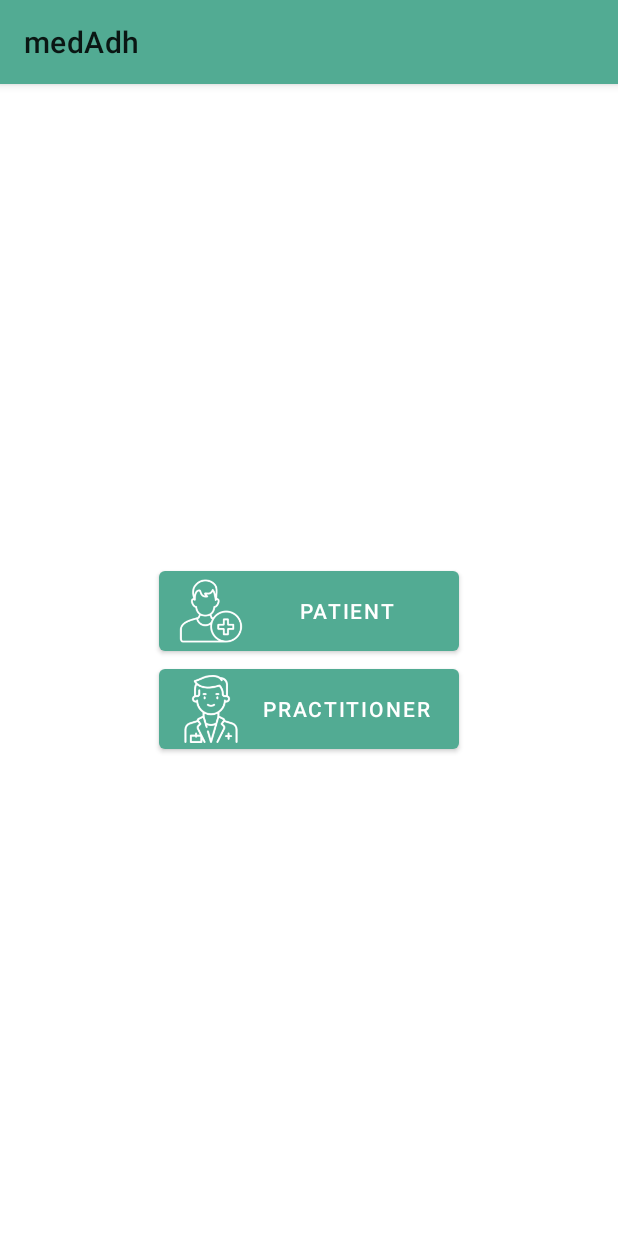
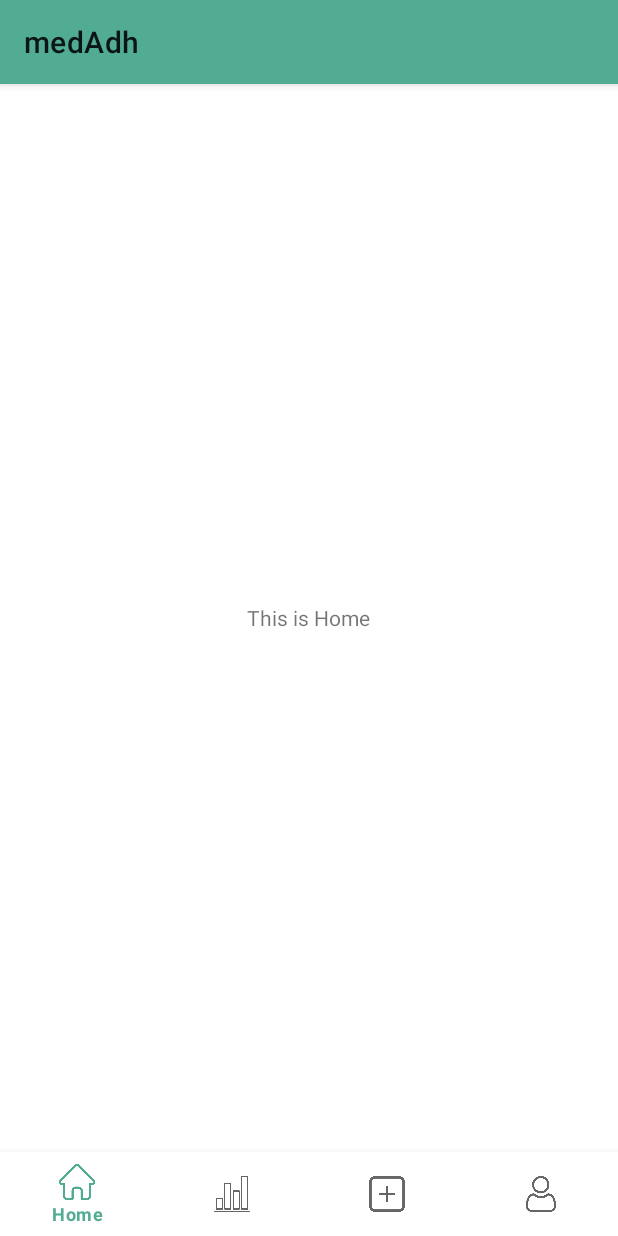
Before and after one commit to turtletear/medadh-kotlin, an Android app: the screen it shows after launch (MainActivity before the commit, PatientDashboardActivity after it), on a phone screen of 412 x 824 dp. Run offline under Robolectric (Android 15) with nearby library versions, the phone set to English and light mode, and no system bars.

Commit message:
add patient dashboard

```diff
--- a/app/build.gradle
+++ b/app/build.gradle
@@ -2,6 +2,7 @@ plugins {
     id 'com.android.application'
     id 'kotlin-android'
     id 'kotlin-kapt'
+    id 'kotlin-android-extensions'
 }
 
 android {
@@ -34,6 +35,7 @@ android {
 }
 
 dependencies {
+    implementation 'androidx.legacy:legacy-support-v4:1.0.0'
     def lifecycle_version = "2.3.1"
     implementation "org.jetbrains.kotlin:kotlin-stdlib:$kotlin_version"
     implementation 'androidx.core:core-ktx:1.3.2'
--- /dev/null
+++ b/app/src/main/java/com/gagapps/medadh/PatientDashboardActivity.kt
@@ -0,0 +1,45 @@
+package com.gagapps.medadh
+
+import androidx.appcompat.app.AppCompatActivity
+import android.os.Bundle
+import androidx.fragment.app.Fragment
+import com.gagapps.medadh.fragments.AddReminderFragment
+import com.gagapps.medadh.fragments.AdherenceFragment
+import com.gagapps.medadh.fragments.HomeFragment
+import com.gagapps.medadh.fragments.ProfileFragment
+import kotlinx.android.synthetic.main.activity_patient_dashboard.*
+
+class PatientDashboardActivity : AppCompatActivity() {
+    override fun onCreate(savedInstanceState: Bundle?) {
+        super.onCreate(savedInstanceState)
+        setContentView(R.layout.activity_patient_dashboard)
+
+
+
+        val homeFrag = HomeFragment()
+        val adhFrag = AdherenceFragment()
+        val reminderFrag = AddReminderFragment()
+        val profFrag = ProfileFragment()
+
+        makeCurrentFragment(homeFrag)
+
+        bottom_navigation.setOnNavigationItemSelectedListener{
+            when (it.itemId){
+                R.id.it_home -> makeCurrentFragment(homeFrag)
+                R.id.it_adherence -> makeCurrentFragment(adhFrag)
+                R.id.it_reminder -> makeCurrentFragment(reminderFrag)
+                R.id.it_profile -> makeCurrentFragment(profFrag)
+            }
+            true
+        }
+
+
+    }
+
+    private fun makeCurrentFragment(fragment: Fragment){
+        supportFragmentManager.beginTransaction().apply {
+            replace(R.id.wrapper, fragment)
+            commit()
+        }
+    }
+}
--- /dev/null
+++ b/app/src/main/java/com/gagapps/medadh/fragments/AddReminderFragment.kt
@@ -0,0 +1,60 @@
+package com.gagapps.medadh.fragments
+
+import android.os.Bundle
+import androidx.fragment.app.Fragment
+import android.view.LayoutInflater
+import android.view.View
+import android.view.ViewGroup
+import com.gagapps.medadh.R
+
+// TODO: Rename parameter arguments, choose names that match
+// the fragment initialization parameters, e.g. ARG_ITEM_NUMBER
+private const val ARG_PARAM1 = "param1"
+private const val ARG_PARAM2 = "param2"
+
+/**
+ * A simple [Fragment] subclass.
+ * Use the [AddReminderFragment.newInstance] factory method to
+ * create an instance of this fragment.
+ */
+class AddReminderFragment : Fragment() {
+    // TODO: Rename and change types of parameters
+    private var param1: String? = null
+    private var param2: String? = null
+
+    override fun onCreate(savedInstanceState: Bundle?) {
+        super.onCreate(savedInstanceState)
+        arguments?.let {
+            param1 = it.getString(ARG_PARAM1)
+            param2 = it.getString(ARG_PARAM2)
+        }
+    }
+
+    override fun onCreateView(
+        inflater: LayoutInflater, container: ViewGroup?,
+        savedInstanceState: Bundle?
+    ): View? {
+        // Inflate the layout for this fragment
+        return inflater.inflate(R.layout.fragment_add_reminder, container, false)
+    }
+
+    companion object {
+        /**
+         * Use this factory method to create a new instance of
+         * this fragment using the provided parameters.
+         *
+         * @param param1 Parameter 1.
+         * @param param2 Parameter 2.
+         * @return A new instance of fragment AddReminderFragment.
+         */
+        // TODO: Rename and change types and number of parameters
+        @JvmStatic
+        fun newInstance(param1: String, param2: String) =
+            AddReminderFragment().apply {
+                arguments = Bundle().apply {
+                    putString(ARG_PARAM1, param1)
+                    putString(ARG_PARAM2, param2)
+                }
+            }
+    }
+}
--- /dev/null
+++ b/app/src/main/java/com/gagapps/medadh/fragments/AdherenceFragment.kt
@@ -0,0 +1,60 @@
+package com.gagapps.medadh.fragments
+
+import android.os.Bundle
+import androidx.fragment.app.Fragment
+import android.view.LayoutInflater
+import android.view.View
+import android.view.ViewGroup
+import com.gagapps.medadh.R
+
+// TODO: Rename parameter arguments, choose names that match
+// the fragment initialization parameters, e.g. ARG_ITEM_NUMBER
+private const val ARG_PARAM1 = "param1"
+private const val ARG_PARAM2 = "param2"
+
+/**
+ * A simple [Fragment] subclass.
+ * Use the [AdherenceFragment.newInstance] factory method to
+ * create an instance of this fragment.
+ */
+class AdherenceFragment : Fragment() {
+    // TODO: Rename and change types of parameters
+    private var param1: String? = null
+    private var param2: String? = null
+
+    override fun onCreate(savedInstanceState: Bundle?) {
+        super.onCreate(savedInstanceState)
+        arguments?.let {
+            param1 = it.getString(ARG_PARAM1)
+            param2 = it.getString(ARG_PARAM2)
+        }
+    }
+
+    override fun onCreateView(
+        inflater: LayoutInflater, container: ViewGroup?,
+        savedInstanceState: Bundle?
+    ): View? {
+        // Inflate the layout for this fragment
+        return inflater.inflate(R.layout.fragment_adherence, container, false)
+    }
+
+    companion object {
+        /**
+         * Use this factory method to create a new instance of
+         * this fragment using the provided parameters.
+         *
+         * @param param1 Parameter 1.
+         * @param param2 Parameter 2.
+         * @return A new instance of fragment AdherenceFragment.
+         */
+        // TODO: Rename and change types and number of parameters
+        @JvmStatic
+        fun newInstance(param1: String, param2: String) =
+            AdherenceFragment().apply {
+                arguments = Bundle().apply {
+                    putString(ARG_PARAM1, param1)
+                    putString(ARG_PARAM2, param2)
+                }
+            }
+    }
+}
--- /dev/null
+++ b/app/src/main/java/com/gagapps/medadh/fragments/HomeFragment.kt
@@ -0,0 +1,58 @@
+package com.gagapps.medadh.fragments
+
+import android.os.Bundle
+import androidx.fragment.app.Fragment
+import android.view.LayoutInflater
+import android.view.View
+import android.view.ViewGroup
+import com.gagapps.medadh.R
+
+// TODO: Rename parameter arguments, choose names that match
+// the fragment initialization parameters, e.g. ARG_ITEM_NUMBER
+private const val ARG_PARAM1 = "param1"
+private const val ARG_PARAM2 = "param2"
+
+/**
+ * A simple [Fragment] subclass.
+ * Use the [HomeFragment.newInstance] factory method to
+ * create an instance of this fragment.
+ */
+class HomeFragment : Fragment() {
+    // TODO: Rename and change types of parameters
+    private var param1: String? = null
+    private var param2: String? = null
+
+    override fun onCreate(savedInstanceState: Bundle?) {
+        super.onCreate(savedInstanceState)
+        arguments?.let {
+            param1 = it.getString(ARG_PARAM1)
+            param2 = it.getString(ARG_PARAM2)
+        }
+    }
+
+    override fun onCreateView(inflater: LayoutInflater, container: ViewGroup?,
+                              savedInstanceState: Bundle?): View? {
+        // Inflate the layout for this fragment
+        return inflater.inflate(R.layout.fragment_home, container, false)
+    }
+
+    companion object {
+        /**
+         * Use this factory method to create a new instance of
+         * this fragment using the provided parameters.
+         *
+         * @param param1 Parameter 1.
+         * @param param2 Parameter 2.
+         * @return A new instance of fragment HomeFragment.
+         */
+        // TODO: Rename and change types and number of parameters
+        @JvmStatic
+        fun newInstance(param1: String, param2: String) =
+                HomeFragment().apply {
+                    arguments = Bundle().apply {
+                        putString(ARG_PARAM1, param1)
+                        putString(ARG_PARAM2, param2)
+                    }
+                }
+    }
+}
--- /dev/null
+++ b/app/src/main/java/com/gagapps/medadh/fragments/ProfileFragment.kt
@@ -0,0 +1,60 @@
+package com.gagapps.medadh.fragments
+
+import android.os.Bundle
+import androidx.fragment.app.Fragment
+import android.view.LayoutInflater
+import android.view.View
+import android.view.ViewGroup
+import com.gagapps.medadh.R
+
+// TODO: Rename parameter arguments, choose names that match
+// the fragment initialization parameters, e.g. ARG_ITEM_NUMBER
+private const val ARG_PARAM1 = "param1"
+private const val ARG_PARAM2 = "param2"
+
+/**
+ * A simple [Fragment] subclass.
+ * Use the [ProfileFragment.newInstance] factory method to
+ * create an instance of this fragment.
+ */
+class ProfileFragment : Fragment() {
+    // TODO: Rename and change types of parameters
+    private var param1: String? = null
+    private var param2: String? = null
+
+    override fun onCreate(savedInstanceState: Bundle?) {
+        super.onCreate(savedInstanceState)
+        arguments?.let {
+            param1 = it.getString(ARG_PARAM1)
+            param2 = it.getString(ARG_PARAM2)
+        }
+    }
+
+    override fun onCreateView(
+        inflater: LayoutInflater, container: ViewGroup?,
+        savedInstanceState: Bundle?
+    ): View? {
+        // Inflate the layout for this fragment
+        return inflater.inflate(R.layout.fragment_profile, container, false)
+    }
+
+    companion object {
+        /**
+         * Use this factory method to create a new instance of
+         * this fragment using the provided parameters.
+         *
+         * @param param1 Parameter 1.
+         * @param param2 Parameter 2.
+         * @return A new instance of fragment ProfileFragment.
+         */
+        // TODO: Rename and change types and number of parameters
+        @JvmStatic
+        fun newInstance(param1: String, param2: String) =
+            ProfileFragment().apply {
+                arguments = Bundle().apply {
+                    putString(ARG_PARAM1, param1)
+                    putString(ARG_PARAM2, param2)
+                }
+            }
+    }
+}
--- a/app/src/main/java/com/gagapps/medadh/loginActivity.kt
+++ b/app/src/main/java/com/gagapps/medadh/loginActivity.kt
@@ -2,6 +2,7 @@ package com.gagapps.medadh
 
 import android.app.ProgressDialog
 import android.content.Context
+import android.content.Intent
 import androidx.appcompat.app.AppCompatActivity
 import android.os.Bundle
 import android.util.Log
@@ -66,6 +67,8 @@ class loginActivity : AppCompatActivity(), View.OnClickListener {
                                 loading.isDismiss()
                                 val data = response.body()
                                 Toast.makeText(applicationContext, "Login Success!", Toast.LENGTH_LONG).show()
+                                val moveIntent = Intent(this@loginActivity, PatientDashboardActivity::class.java)
+                                startActivity(moveIntent)
                                 //to patient home screen
                             }
                             else {
--- /dev/null
+++ b/app/src/main/res/layout/activity_patient_dashboard.xml
@@ -0,0 +1,24 @@
+<?xml version="1.0" encoding="utf-8"?>
+<RelativeLayout xmlns:android="http://schemas.android.com/apk/res/android"
+    xmlns:app="http://schemas.android.com/apk/res-auto"
+    xmlns:tools="http://schemas.android.com/tools"
+    android:orientation="vertical"
+    android:layout_width="match_parent"
+    android:layout_height="match_parent"
+    tools:context=".PatientDashboardActivity">
+
+    <FrameLayout
+        android:id="@+id/wrapper"
+        android:layout_width="match_parent"
+        android:layout_height="match_parent"
+        android:layout_above="@+id/bottom_navigation">
+
+    </FrameLayout>
+
+    <com.google.android.material.bottomnavigation.BottomNavigationView
+        android:id="@+id/bottom_navigation"
+        android:layout_width="match_parent"
+        android:layout_height="wrap_content"
+        android:layout_alignParentBottom="true"
+        app:menu="@menu/bottom_navigation_menu" />
+</RelativeLayout>
--- /dev/null
+++ b/app/src/main/res/layout/fragment_home.xml
@@ -0,0 +1,20 @@
+<?xml version="1.0" encoding="utf-8"?>
+<FrameLayout xmlns:android="http://schemas.android.com/apk/res/android"
+    xmlns:tools="http://schemas.android.com/tools"
+    android:layout_width="match_parent"
+    android:layout_height="match_parent"
+    tools:context=".fragments.HomeFragment">
+
+    <RelativeLayout
+        android:layout_width="match_parent"
+        android:layout_height="match_parent">
+
+        <TextView
+            android:layout_width="wrap_content"
+            android:layout_height="wrap_content"
+            android:layout_centerInParent="true"
+            android:text="This is Home" />
+
+    </RelativeLayout>
+
+</FrameLayout>
--- /dev/null
+++ b/app/src/main/res/menu/bottom_navigation_menu.xml
@@ -0,0 +1,21 @@
+<?xml version="1.0" encoding="utf-8"?>
+<menu xmlns:android="http://schemas.android.com/apk/res/android">
+    <item
+        android:id="@+id/it_home"
+        android:icon="@drawable/ic_home"
+        android:title="Home"/>
+    <item
+        android:id="@+id/it_adherence"
+        android:icon="@drawable/ic_bar_chart"
+        android:title="Adherence"/>
+
+    <item
+        android:id="@+id/it_reminder"
+        android:icon="@drawable/ic_add"
+        android:title="Add Reminder"/>
+
+    <item
+        android:id="@+id/it_profile"
+        android:icon="@drawable/ic_user"
+        android:title="Profile"/>
+</menu>
--- a/app/src/main/res/values/strings.xml
+++ b/app/src/main/res/values/strings.xml
@@ -1,3 +1,5 @@
 <resources>
     <string name="app_name">medAdh</string>
+    <!-- TODO: Remove or change this placeholder text -->
+    <string name="hello_blank_fragment">Hello blank fragment</string>
 </resources>
```
Also changed, not shown: app/src/main/AndroidManifest.xml (+13 -6 lines), app/src/main/res/layout/fragment_add_reminder.xml (added, +20 -0 lines), app/src/main/res/layout/fragment_adherence.xml (added, +20 -0 lines), app/src/main/res/layout/fragment_profile.xml (added, +20 -0 lines), app/src/main/res/drawable/ic_add.png (added), app/src/main/res/drawable/ic_bar_chart.png (added), app/src/main/res/drawable/ic_home.png (added), app/src/main/res/drawable/ic_user.png (added).
